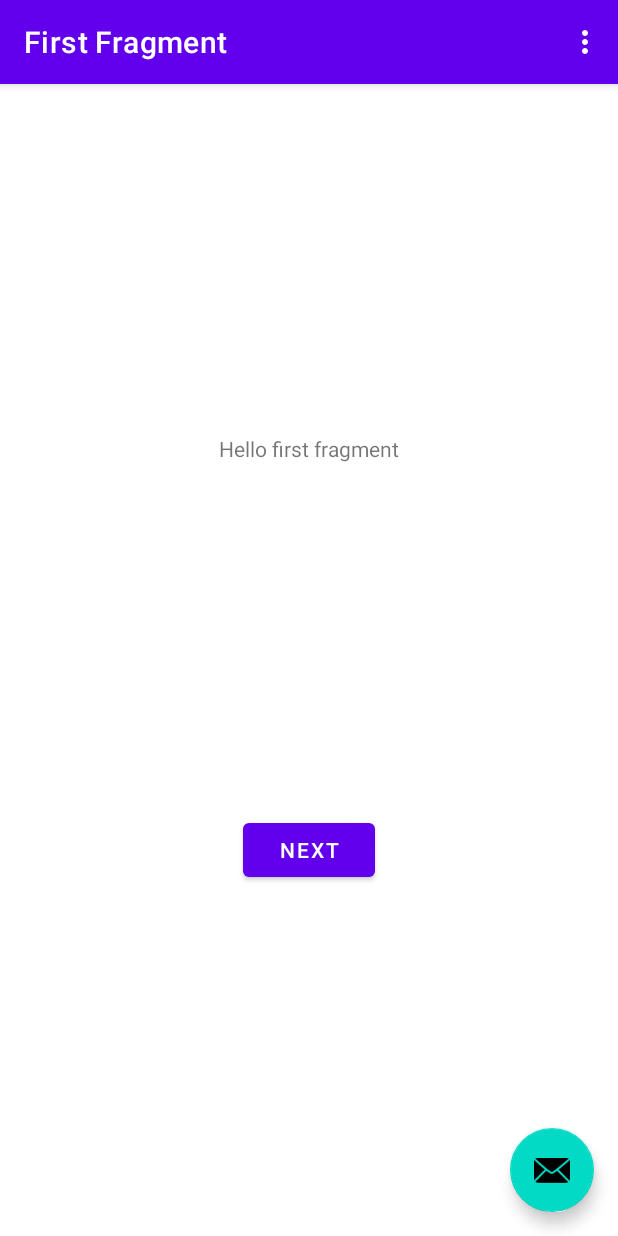
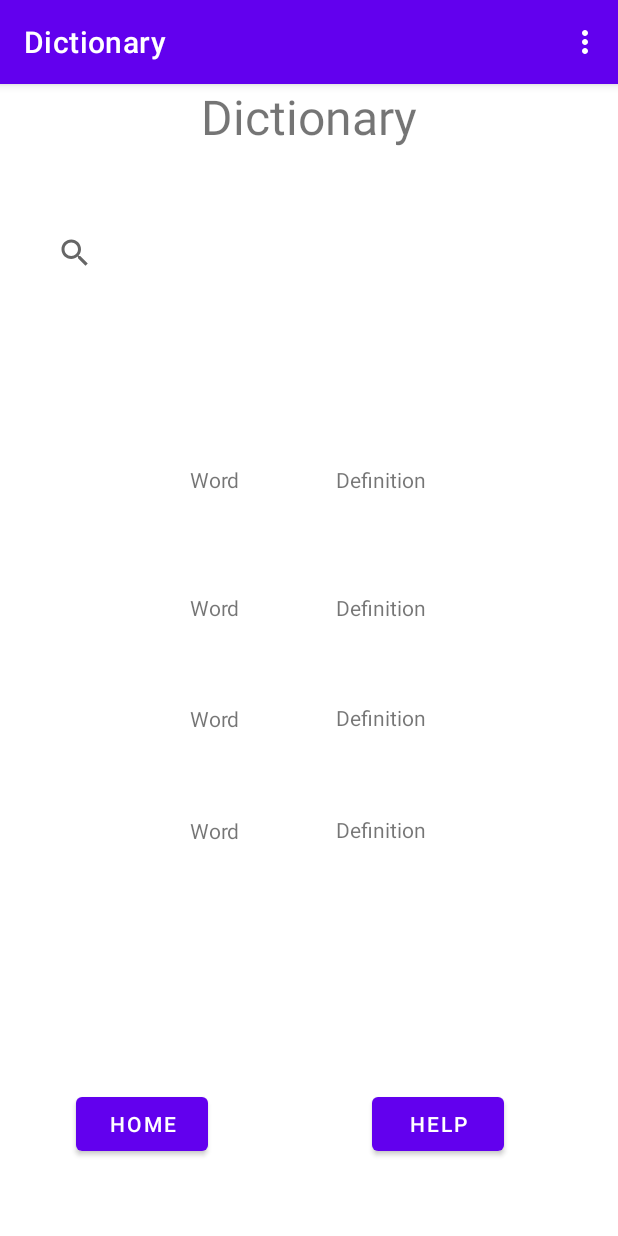
Before and after one commit to ostappart/Cardiovascular-ECG-Training-App, an Android app: the screen it shows after launch (MainActivity), on a phone screen of 412 x 824 dp. Run offline under Robolectric (Android 15) with nearby library versions, the phone set to English and light mode, and no system bars; our stand-ins replace navigation-ui.

Commit message:
Created dictionary screen

```diff
--- a/app/src/main/java/com/cse482b/cvdtraining/FirstFragment.java
+++ b/app/src/main/java/com/cse482b/cvdtraining/FirstFragment.java
@@ -28,14 +28,6 @@ public class FirstFragment extends Fragment {
 
     public void onViewCreated(@NonNull View view, Bundle savedInstanceState) {
         super.onViewCreated(view, savedInstanceState);
-
-        binding.buttonFirst.setOnClickListener(new View.OnClickListener() {
-            @Override
-            public void onClick(View view) {
-                NavHostFragment.findNavController(FirstFragment.this)
-                        .navigate(R.id.action_FirstFragment_to_SecondFragment);
-            }
-        });
     }
 
     @Override
--- a/app/src/main/java/com/cse482b/cvdtraining/MainActivity.java
+++ b/app/src/main/java/com/cse482b/cvdtraining/MainActivity.java
@@ -35,14 +35,6 @@ public class MainActivity extends AppCompatActivity {
         NavController navController = Navigation.findNavController(this, R.id.nav_host_fragment_content_main);
         appBarConfiguration = new AppBarConfiguration.Builder(navController.getGraph()).build();
         NavigationUI.setupActionBarWithNavController(this, navController, appBarConfiguration);
-
-        binding.fab.setOnClickListener(new View.OnClickListener() {
-            @Override
-            public void onClick(View view) {
-                Snackbar.make(view, "Replace with your own action", Snackbar.LENGTH_LONG)
-                        .setAction("Action", null).show();
-            }
-        });
     }
 
     @Override
--- a/app/src/main/res/layout/activity_main.xml
+++ b/app/src/main/res/layout/activity_main.xml
@@ -22,13 +22,4 @@
 
     <include layout="@layout/content_main" />
 
-    <com.google.android.material.floatingactionbutton.FloatingActionButton
-        android:id="@+id/fab"
-        android:layout_width="wrap_content"
-        android:layout_height="wrap_content"
-        android:layout_gravity="bottom|end"
-        android:layout_marginEnd="@dimen/fab_margin"
-        android:layout_marginBottom="16dp"
-        app:srcCompat="@android:drawable/ic_dialog_email" />
-
 </androidx.coordinatorlayout.widget.CoordinatorLayout>
--- a/app/src/main/res/layout/fragment_first.xml
+++ b/app/src/main/res/layout/fragment_first.xml
@@ -11,18 +11,137 @@
         android:layout_width="wrap_content"
         android:layout_height="wrap_content"
         android:text="@string/hello_first_fragment"
-        app:layout_constraintBottom_toTopOf="@id/button_first"
+        android:textSize="32sp"
         app:layout_constraintEnd_toEndOf="parent"
         app:layout_constraintStart_toStartOf="parent"
         app:layout_constraintTop_toTopOf="parent" />
 
+    <SearchView
+        android:id="@+id/searchView"
+        android:layout_width="360dp"
+        android:layout_height="72dp"
+        app:layout_constraintBottom_toBottomOf="parent"
+        app:layout_constraintEnd_toEndOf="parent"
+        app:layout_constraintHorizontal_bias="0.496"
+        app:layout_constraintStart_toStartOf="parent"
+        app:layout_constraintTop_toTopOf="@+id/textview_first"
+        app:layout_constraintVertical_bias="0.11" />
+
     <Button
-        android:id="@+id/button_first"
+        android:id="@+id/button"
         android:layout_width="wrap_content"
         android:layout_height="wrap_content"
-        android:text="@string/next"
+        android:layout_marginStart="28dp"
+        android:text="Home"
+        app:layout_constraintBottom_toBottomOf="parent"
+        app:layout_constraintEnd_toStartOf="@+id/button2"
+        app:layout_constraintHorizontal_bias="0.17"
+        app:layout_constraintStart_toStartOf="parent"
+        app:layout_constraintTop_toTopOf="parent"
+        app:layout_constraintVertical_bias="0.93" />
+
+    <Button
+        android:id="@+id/button2"
+        android:layout_width="wrap_content"
+        android:layout_height="wrap_content"
+        android:layout_marginEnd="76dp"
+        android:text="Help"
         app:layout_constraintBottom_toBottomOf="parent"
         app:layout_constraintEnd_toEndOf="parent"
+        app:layout_constraintTop_toTopOf="parent"
+        app:layout_constraintVertical_bias="0.93" />
+
+    <TextView
+        android:id="@+id/textView2"
+        android:layout_width="wrap_content"
+        android:layout_height="wrap_content"
+        android:text="Word"
+        app:layout_constraintBottom_toBottomOf="parent"
+        app:layout_constraintEnd_toStartOf="@+id/textView6"
+        app:layout_constraintHorizontal_bias="0.666"
         app:layout_constraintStart_toStartOf="parent"
-        app:layout_constraintTop_toBottomOf="@id/textview_first" />
+        app:layout_constraintTop_toBottomOf="@+id/searchView"
+        app:layout_constraintVertical_bias="0.175" />
+
+    <TextView
+        android:id="@+id/textView3"
+        android:layout_width="wrap_content"
+        android:layout_height="wrap_content"
+        android:text="Word"
+        app:layout_constraintBottom_toBottomOf="parent"
+        app:layout_constraintEnd_toStartOf="@+id/textView7"
+        app:layout_constraintHorizontal_bias="0.666"
+        app:layout_constraintStart_toStartOf="parent"
+        app:layout_constraintTop_toBottomOf="@+id/textView2"
+        app:layout_constraintVertical_bias="0.139" />
+
+    <TextView
+        android:id="@+id/textView4"
+        android:layout_width="wrap_content"
+        android:layout_height="wrap_content"
+        android:text="Word"
+        app:layout_constraintBottom_toBottomOf="parent"
+        app:layout_constraintEnd_toStartOf="@+id/textView8"
+        app:layout_constraintHorizontal_bias="0.666"
+        app:layout_constraintStart_toStartOf="parent"
+        app:layout_constraintTop_toBottomOf="@+id/textView3"
+        app:layout_constraintVertical_bias="0.14" />
+
+    <TextView
+        android:id="@+id/textView10"
+        android:layout_width="wrap_content"
+        android:layout_height="wrap_content"
+        android:text="Word"
+        app:layout_constraintBottom_toBottomOf="parent"
+        app:layout_constraintEnd_toStartOf="@+id/textView9"
+        app:layout_constraintHorizontal_bias="0.666"
+        app:layout_constraintStart_toStartOf="parent"
+        app:layout_constraintTop_toBottomOf="@+id/textView4"
+        app:layout_constraintVertical_bias="0.175" />
+
+    <TextView
+        android:id="@+id/textView6"
+        android:layout_width="wrap_content"
+        android:layout_height="wrap_content"
+        android:layout_marginEnd="128dp"
+        android:text="Definition"
+        app:layout_constraintBottom_toBottomOf="parent"
+        app:layout_constraintEnd_toEndOf="parent"
+        app:layout_constraintTop_toBottomOf="@+id/searchView"
+        app:layout_constraintVertical_bias="0.175" />
+
+    <TextView
+        android:id="@+id/textView7"
+        android:layout_width="wrap_content"
+        android:layout_height="wrap_content"
+        android:layout_marginEnd="128dp"
+        android:text="Definition"
+        app:layout_constraintBottom_toBottomOf="parent"
+        app:layout_constraintEnd_toEndOf="parent"
+        app:layout_constraintTop_toBottomOf="@+id/textView6"
+        app:layout_constraintVertical_bias="0.139" />
+
+    <TextView
+        android:id="@+id/textView8"
+        android:layout_width="wrap_content"
+        android:layout_height="wrap_content"
+        android:layout_marginEnd="128dp"
+        android:layout_marginBottom="80dp"
+        android:text="Definition"
+        app:layout_constraintBottom_toBottomOf="parent"
+        app:layout_constraintEnd_toEndOf="parent"
+        app:layout_constraintTop_toBottomOf="@+id/textView7"
+        app:layout_constraintVertical_bias="0.175" />
+
+    <TextView
+        android:id="@+id/textView9"
+        android:layout_width="wrap_content"
+        android:layout_height="wrap_content"
+        android:layout_marginEnd="128dp"
+        android:text="Definition"
+        app:layout_constraintBottom_toBottomOf="parent"
+        app:layout_constraintEnd_toEndOf="parent"
+        app:layout_constraintTop_toBottomOf="@+id/textView8"
+        app:layout_constraintVertical_bias="0.175" />
+
 </androidx.constraintlayout.widget.ConstraintLayout>
--- a/app/src/main/res/values/strings.xml
+++ b/app/src/main/res/values/strings.xml
@@ -2,11 +2,11 @@
     <string name="app_name">CVD Training</string>
     <string name="action_settings">Settings</string>
     <!-- Strings used for fragments for navigation -->
-    <string name="first_fragment_label">First Fragment</string>
+    <string name="first_fragment_label">Dictionary</string>
     <string name="second_fragment_label">Second Fragment</string>
     <string name="next">Next</string>
     <string name="previous">Previous</string>
 
-    <string name="hello_first_fragment">Hello first fragment</string>
+    <string name="hello_first_fragment">Dictionary</string>
     <string name="hello_second_fragment">Hello second fragment. Arg: %1$s</string>
 </resources>
```
